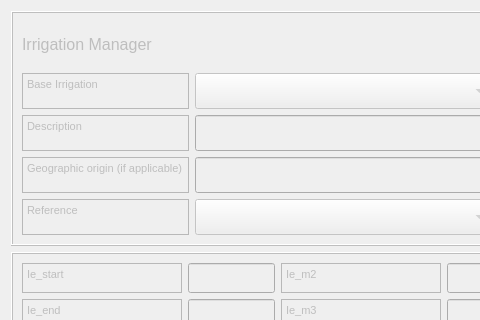
The window that tabs/irrigation_tab.ui (gusbacos/suews_database_manager) describes before a commit, drawn with Qt 5; both pictures show x 0 to 480 and y 0 to 320 of the 1071 by 604 pixel window.
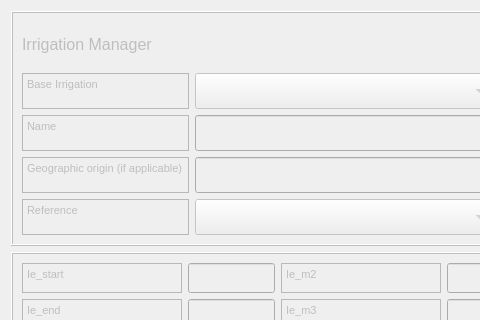
The same window after the commit. Custom widgets are drawn as their Qt base class.

Commit message: change name on Description descOrigin to Name and nameOrigin

The edit to the form file:
```diff
--- a/tabs/irrigation_tab.ui
+++ b/tabs/irrigation_tab.ui
@@ -140,7 +140,7 @@
 &lt;html&gt;&lt;head&gt;&lt;meta name=&quot;qrichtext&quot; content=&quot;1&quot; /&gt;&lt;style type=&quot;text/css&quot;&gt;
 p, li { white-space: pre-wrap; }
 &lt;/style&gt;&lt;/head&gt;&lt;body style=&quot; font-family:'MS Shell Dlg 2'; font-size:12pt; font-weight:400; font-style:normal;&quot;&gt;
-&lt;p style=&quot; margin-top:0px; margin-bottom:0px; margin-left:0px; margin-right:0px; -qt-block-indent:0; text-indent:0px;&quot;&gt;&lt;span style=&quot; font-size:8pt;&quot;&gt;Description&lt;/span&gt;&lt;/p&gt;&lt;/body&gt;&lt;/html&gt;</string>
+&lt;p style=&quot; margin-top:0px; margin-bottom:0px; margin-left:0px; margin-right:0px; -qt-block-indent:0; text-indent:0px;&quot;&gt;&lt;span style=&quot; font-size:8pt;&quot;&gt;Name&lt;/span&gt;&lt;/p&gt;&lt;/body&gt;&lt;/html&gt;</string>
         </property>
        </widget>
       </item>
```
Left out of the diff: 2 changed lines with no effect on the pictures. The commit also changes 29 other files.
